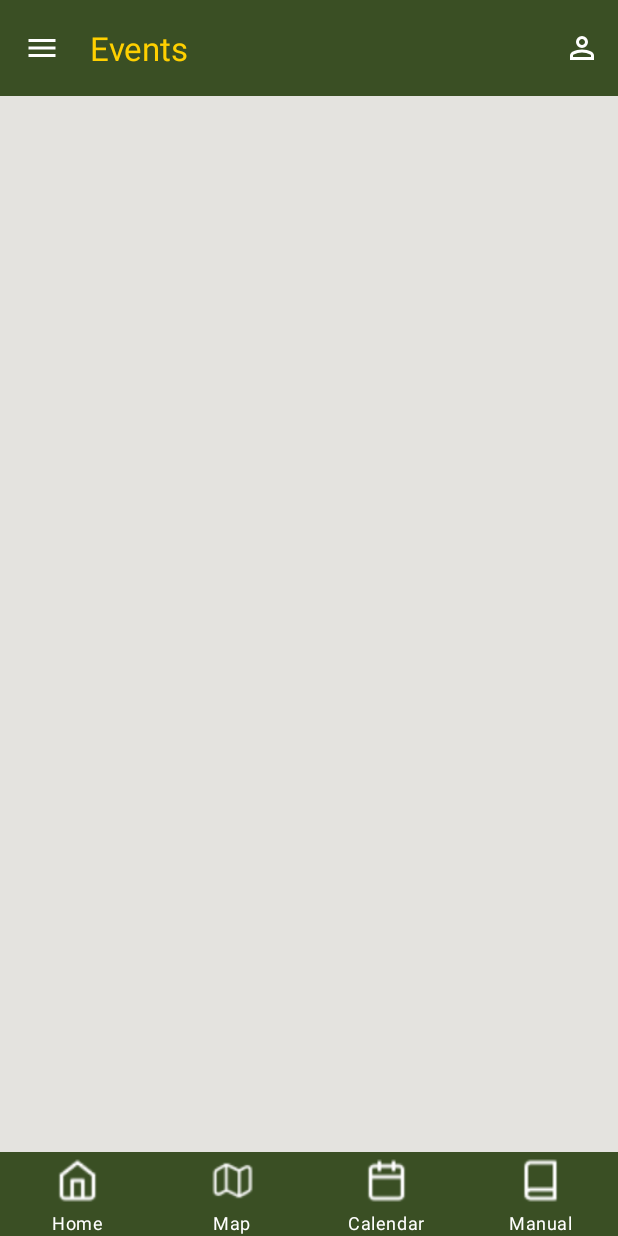
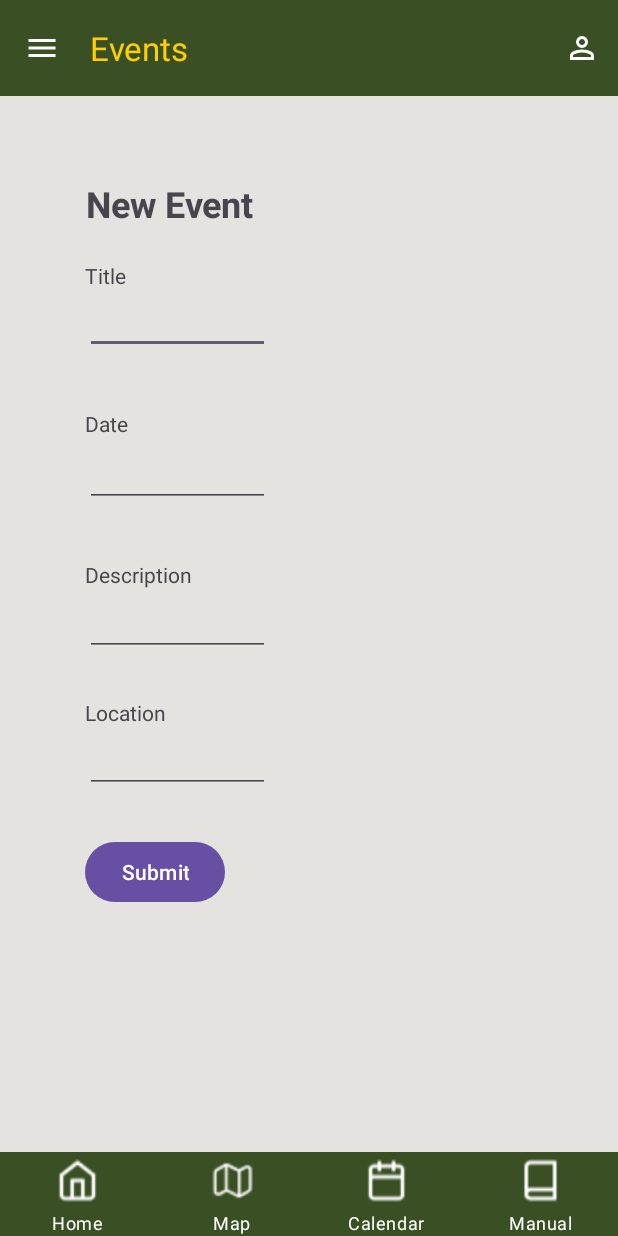
Before and after one commit to Soljira/Student-Handbook-App, an Android app built with Jetpack Compose: the AddUserEvent screen opened directly, with no data from a screen before it, on a phone screen of 412 x 824 dp. Run offline under Robolectric (Android 15) with nearby library versions, the phone set to English and light mode, and no system bars; our stand-ins replace Firebase (no records; nobody signed in at launch, a user with empty details on screens opened directly).

Commit message:
Added Functionality

```diff
--- a/app/src/main/java/com/example/studenthandbookapp/event/AddUserEvent.kt
+++ b/app/src/main/java/com/example/studenthandbookapp/event/AddUserEvent.kt
@@ -34,7 +34,7 @@ class AddUserEvent : AppCompatActivity() {
 
 
         val event = Event(
-            title = "Sample Event",
+            title = "Orayt",
             date = Timestamp(Date()),
             description = "Sample Description",
             location = "Sample Location"
--- a/app/src/main/res/layout/activity_add_user_event.xml
+++ b/app/src/main/res/layout/activity_add_user_event.xml
@@ -32,20 +32,127 @@
             app:titleTextColor="@color/phinmaYellow" />
         <!--      ^^^  FORBIDDEN ZONE^^^^^-->
 
+        <TextView
+            android:id="@+id/textView3"
+            android:layout_width="124dp"
+            android:layout_height="32dp"
+            android:text="New Event"
+            android:textSize="24sp"
+            android:textStyle="bold"
+            app:layout_constraintBottom_toBottomOf="parent"
+            app:layout_constraintEnd_toEndOf="parent"
+            app:layout_constraintHorizontal_bias="0.198"
+            app:layout_constraintStart_toStartOf="parent"
+            app:layout_constraintTop_toTopOf="parent"
+            app:layout_constraintVertical_bias="0.151" />
 
+        <TextView
+            android:id="@+id/title"
+            android:layout_width="wrap_content"
+            android:layout_height="wrap_content"
+            android:text="Title"
+            app:layout_constraintBottom_toBottomOf="parent"
+            app:layout_constraintEnd_toEndOf="parent"
+            app:layout_constraintHorizontal_bias="0.148"
+            app:layout_constraintStart_toStartOf="parent"
+            app:layout_constraintTop_toTopOf="parent"
+            app:layout_constraintVertical_bias="0.216" />
 
-<!--        DITO KO MAGDESIGN CYRUS-->
-        <!--        DITO LANG SA GITNA OKIE-->
+        <EditText
+            android:layout_width="123dp"
+            android:layout_height="31dp"
+            app:layout_constraintBottom_toBottomOf="parent"
+            app:layout_constraintEnd_toEndOf="parent"
+            app:layout_constraintHorizontal_bias="0.197"
+            app:layout_constraintStart_toStartOf="parent"
+            app:layout_constraintTop_toTopOf="parent"
+            app:layout_constraintVertical_bias="0.258" />
 
+        <TextView
+            android:id="@+id/eventDesc"
+            android:layout_width="wrap_content"
+            android:layout_height="wrap_content"
+            android:text="Description"
+            app:layout_constraintBottom_toBottomOf="parent"
+            app:layout_constraintEnd_toEndOf="parent"
+            app:layout_constraintHorizontal_bias="0.167"
+            app:layout_constraintStart_toStartOf="parent"
+            app:layout_constraintTop_toTopOf="parent"
+            app:layout_constraintVertical_bias="0.464" />
 
-        <!--        DAPAT LAGING NASA BABA TONG BOTTOM NAVIGATION BAR-->
+        <EditText
+            android:layout_width="123dp"
+            android:layout_height="31dp"
+            app:layout_constraintBottom_toBottomOf="parent"
+            app:layout_constraintEnd_toEndOf="parent"
+            app:layout_constraintHorizontal_bias="0.197"
+            app:layout_constraintStart_toStartOf="parent"
+            app:layout_constraintTop_toTopOf="parent"
+            app:layout_constraintVertical_bias="0.512" />
+
+        <TextView
+            android:id="@+id/addDate"
+            android:layout_width="wrap_content"
+            android:layout_height="wrap_content"
+            android:text="Date"
+            app:layout_constraintBottom_toBottomOf="parent"
+            app:layout_constraintEnd_toEndOf="parent"
+            app:layout_constraintHorizontal_bias="0.148"
+            app:layout_constraintStart_toStartOf="parent"
+            app:layout_constraintTop_toTopOf="parent"
+            app:layout_constraintVertical_bias="0.339" />
+
+        <EditText
+            android:id="@+id/editText2"
+            android:layout_width="123dp"
+            android:layout_height="31dp"
+            app:layout_constraintBottom_toBottomOf="parent"
+            app:layout_constraintEnd_toEndOf="parent"
+            app:layout_constraintHorizontal_bias="0.197"
+            app:layout_constraintStart_toStartOf="parent"
+            app:layout_constraintTop_toTopOf="parent"
+            app:layout_constraintVertical_bias="0.387" />
+
+        <TextView
+            android:id="@+id/location"
+            android:layout_width="wrap_content"
+            android:layout_height="wrap_content"
+            android:text="Location"
+            app:layout_constraintBottom_toBottomOf="parent"
+            app:layout_constraintEnd_toEndOf="parent"
+            app:layout_constraintHorizontal_bias="0.159"
+            app:layout_constraintStart_toStartOf="parent"
+            app:layout_constraintTop_toTopOf="parent"
+            app:layout_constraintVertical_bias="0.578" />
+
+        <EditText
+            android:id="@+id/editText"
+            android:layout_width="123dp"
+            android:layout_height="31dp"
+            app:layout_constraintBottom_toBottomOf="parent"
+            app:layout_constraintEnd_toEndOf="parent"
+            app:layout_constraintHorizontal_bias="0.197"
+            app:layout_constraintStart_toStartOf="parent"
+            app:layout_constraintTop_toTopOf="parent"
+            app:layout_constraintVertical_bias="0.627" />
+
+        <Button
+            android:id="@+id/subBtn"
+            android:layout_width="wrap_content"
+            android:layout_height="wrap_content"
+            android:text="Submit"
+            app:layout_constraintBottom_toBottomOf="parent"
+            app:layout_constraintEnd_toEndOf="parent"
+            app:layout_constraintHorizontal_bias="0.177"
+            app:layout_constraintStart_toStartOf="parent"
+            app:layout_constraintTop_toTopOf="parent"
+            app:layout_constraintVertical_bias="0.718" />
+
+        <!--  vvvvv      FORBIDDEN ZONE   vvvvvvvvvvvv-->
 
 
 
 
-
-
-        <!--  vvvvv      FORBIDDEN ZONE   vvvvvvvvvvvv-->
         <com.google.android.material.bottomnavigation.BottomNavigationView
             android:id="@+id/bottomNavigationView"
             style="@style/BottomNavigationView"
@@ -59,7 +166,12 @@
             app:layout_constraintTop_toTopOf="parent"
             app:layout_constraintVertical_bias="1.0" />
 
+
+
+
     </androidx.constraintlayout.widget.ConstraintLayout>
+
+
 
     <com.google.android.material.navigation.NavigationView
         android:id="@+id/navigation_view"
```
